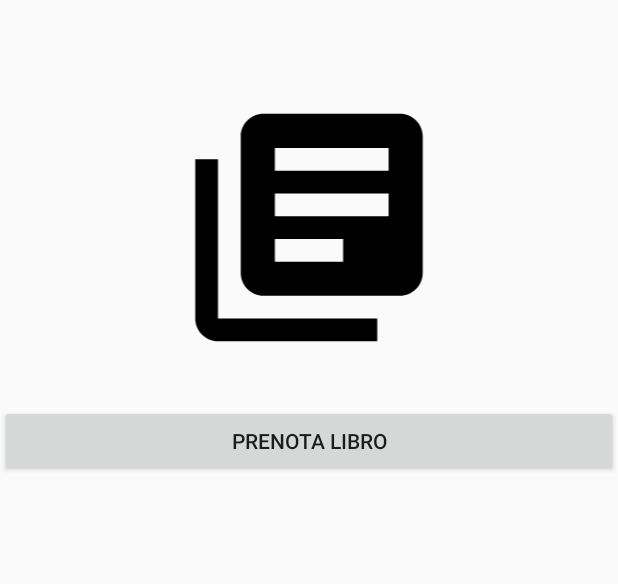
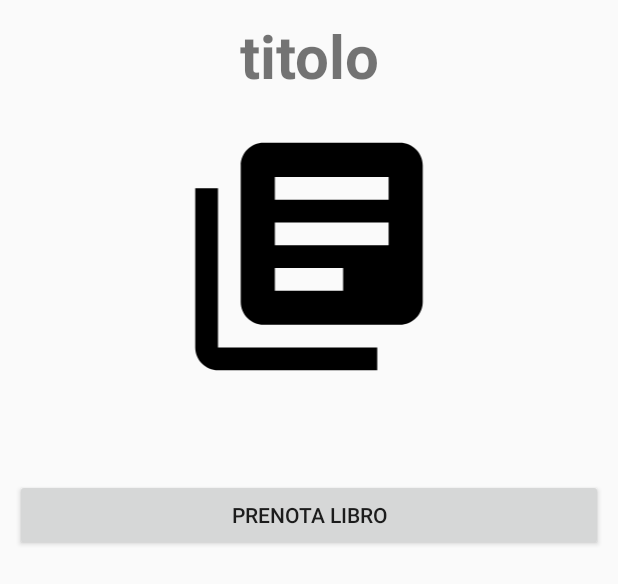
Before and after one commit to Colo27/BibliotecaUni, an Android app: the layout content_prenota.xml on its own in the app's theme, with its tools: preview values and no code run, on a phone screen of 412 x 824 dp. Shown: the top 584 px of the screen. Run offline under Robolectric (Android 15) with nearby library versions, the phone set to English and light mode, and no system bars.

Commit message:
quasi finito

```diff
--- a/app/src/main/java/com/example/guest/gestionebiblioteca/ScaffaleAdapter.java
+++ b/app/src/main/java/com/example/guest/gestionebiblioteca/ScaffaleAdapter.java
@@ -107,6 +107,8 @@ public class ScaffaleAdapter extends RecyclerView.Adapter<ScaffaleAdapter.Scaffa
 
         libros.add(libro);
 
+
+        if(!mUser.equals("admin")) {
             holder.container.setOnClickListener(new View.OnClickListener() {
                 @Override
                 public void onClick(View v) {
@@ -121,6 +123,7 @@ public class ScaffaleAdapter extends RecyclerView.Adapter<ScaffaleAdapter.Scaffa
                 }
             });
         }
+    }
 
     @Override
     public int getItemCount() {
--- a/app/src/main/res/layout/content_prenota.xml
+++ b/app/src/main/res/layout/content_prenota.xml
@@ -13,8 +13,11 @@
         android:layout_marginTop="10dp"
         android:paddingLeft="10dp"
         android:paddingRight="10dp"
-        android:textSize="25sp"
-        android:textStyle="bold" />
+        android:textSize="40dp"
+        android:textStyle="bold"
+        android:textAlignment="center"
+        android:text="titolo"
+        />
 
 
 
@@ -36,8 +39,7 @@
         android:id="@+id/ed_autore"
         android:layout_width="match_parent"
         android:layout_height="wrap_content"
-        android:paddingLeft="10dp"
-        android:paddingRight="10dp"
+        android:layout_margin="10dp"
         android:textSize="20sp"
         android:textStyle="italic" />
 
@@ -46,6 +48,7 @@
         android:layout_width="match_parent"
         android:layout_height="wrap_content"
         android:onClick="btnPrenotaOnClick"
-        android:text="prenota libro" />
+        android:layout_margin="10dp"
+        android:text="Prenota Libro" />
 
 </LinearLayout>
--- a/app/src/main/res/layout/recycleview_item_row.xml
+++ b/app/src/main/res/layout/recycleview_item_row.xml
@@ -25,7 +25,6 @@
                 android:layout_gravity="top|start"
                 android:layout_margin="10sp"
                 android:layout_marginBottom="10sp"
-                android:onClick="itemOnClick"
                 android:text="Titolo"
                 android:textAlignment="center"
                 android:textSize="16sp"
@@ -38,7 +37,6 @@
                 android:layout_gravity="top|start"
                 android:layout_margin="10sp"
                 android:layout_marginBottom="10sp"
-                android:onClick="itemOnClick"
                 android:text="Autore"
                 android:textAlignment="center"
                 android:textSize="16sp"
```
Also changed, not shown: app/src/main/java/com/example/guest/gestionebiblioteca/Libro.java (+25 -0 lines), app/src/main/java/com/example/guest/gestionebiblioteca/PrenotaActivity.java (+12 -33 lines), app/src/main/java/com/example/guest/gestionebiblioteca/Prenotazione.java (deleted, +0 -28 lines). Lines whose indentation alone changed are shown as unchanged.
